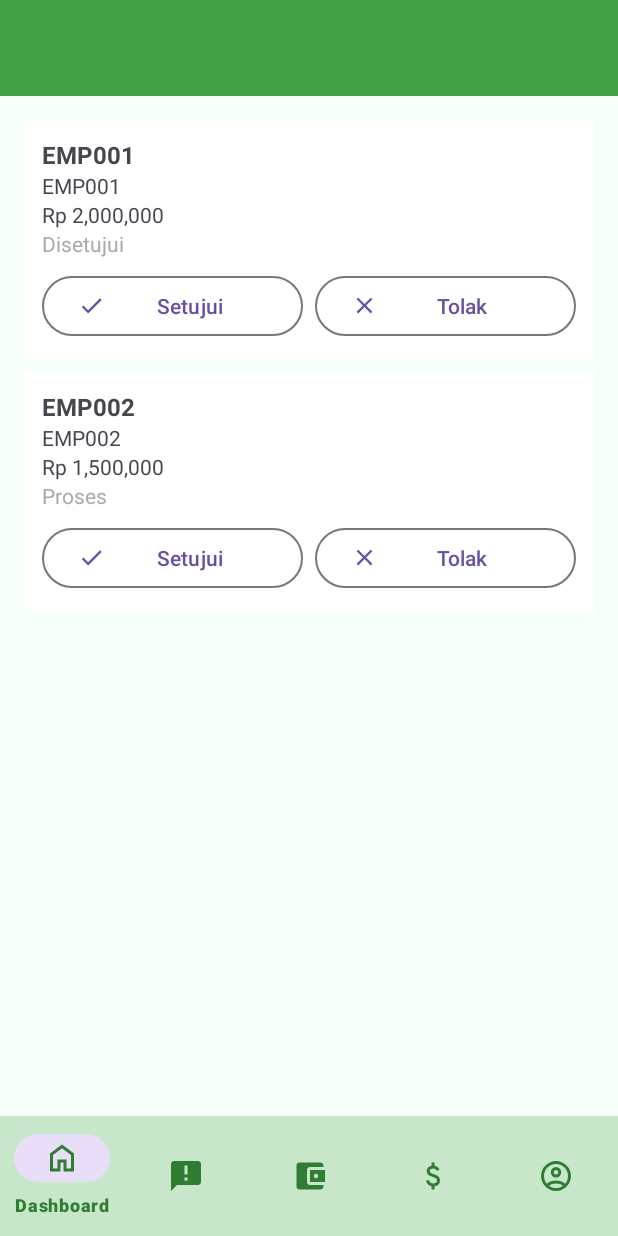
After one commit to YaredMordechai/Projek_MAP, an Android app: the fragment KelolaPinjamanFragment placed in its activity, on a phone screen of 412 x 824 dp. The commit adds this screen. Run offline under Robolectric (Android 15) with nearby library versions, the phone set to English and light mode, and no system bars; 1 statement that could not run was skipped.

Commit message:
Admin bisa approve pinjaman yang sedang proses, dan ada side menu khusus admin

```diff
--- a/app/src/main/java/com/example/projek_map/data/DummyUserData.kt
+++ b/app/src/main/java/com/example/projek_map/data/DummyUserData.kt
@@ -1,5 +1,7 @@
 package com.example.projek_map.data
 
+import android.os.Build
+import androidx.annotation.RequiresApi
 import java.text.SimpleDateFormat
 import java.util.Date
 import java.util.Locale
@@ -31,7 +33,7 @@ data class Pinjaman(
     val kodePegawai: String,
     val jumlah: Int,          // pokok pinjaman
     val tenor: Int,           // bulan
-    val status: String,       // Proses / Disetujui / Ditolak / Lunas
+    var status: String,       // Proses / Disetujui / Ditolak / Lunas
     val bunga: Double = 0.1,  // 10% (dummy)
     val angsuranTerbayar: Int = 0,
 )
@@ -103,6 +105,14 @@ data class Pengumuman(
     val judul: String,
     val isi: String,
     val tanggal: String  // yyyy-MM-dd
+)
+
+data class TransaksiSimpanan(
+    val id: Int,
+    val kodePegawai: String,
+    val jenis: String,      // "Pokok", "Wajib", atau "Sukarela"
+    val jumlah: Double,
+    val tanggal: String
 )
 
 // =====================
@@ -185,6 +195,7 @@ object DummyUserData {
 
     val transaksiSimpananList = mutableListOf<TransaksiSimpanan>()
 
+    @RequiresApi(Build.VERSION_CODES.O)
     fun tambahTransaksiSimpanan(kodePegawai: String, jenis: String, jumlah: Double) {
         val simpanan = simpananList.find { it.kodePegawai == kodePegawai }
         if (simpanan != null) {
@@ -355,6 +366,22 @@ object DummyUserData {
     // =====================
     // Pinjaman helpers (dummy)
     // =====================
+
+    fun approvePinjaman(id: Int) {
+        var pinjaman = pinjamanList.find { it.id == id }
+        pinjaman?.let {
+            it.status = "Disetujui"
+            println("Pinjaman ${it.kodePegawai} disetujui oleh admin.")
+        }
+    }
+
+    fun rejectPinjaman(id: Int) {
+        var pinjaman = pinjamanList.find { it.id == id }
+        pinjaman?.let {
+            it.status = "Ditolak"
+            println("Pinjaman ${it.kodePegawai} ditolak oleh admin.")
+        }
+    }
 
     fun getNextPinjamanId(): Int = (pinjamanList.maxOfOrNull { it.id } ?: 0) + 1
 
--- a/app/src/main/java/com/example/projek_map/data/TransaksiSimpanan.kt
+++ /dev/null
@@ -1,9 +0,0 @@
-package com.example.projek_map.data
-
-data class TransaksiSimpanan(
-    val id: Int,
-    val kodePegawai: String,
-    val jenis: String,      // "Pokok", "Wajib", atau "Sukarela"
-    val jumlah: Double,
-    val tanggal: String
-)
--- a/app/src/main/java/com/example/projek_map/ui/MainActivity.kt
+++ b/app/src/main/java/com/example/projek_map/ui/MainActivity.kt
@@ -94,6 +94,10 @@ class MainActivity : AppCompatActivity() {
                         toolbar.title = "Kelola Simpanan"
                         loadFragment(KelolaSimpananFragment())
                     }
+                    R.id.navigation_kelola_pinjaman -> {
+                        toolbar.title = "Kelola Pinjaman"
+                        loadFragment(KelolaPinjamanFragment())
+                    }
                 }
                 drawerLayout.closeDrawer(GravityCompat.START)
                 true
--- /dev/null
+++ b/app/src/main/java/com/example/projek_map/ui/adapters/KelolaPinjamanAdapter.kt
@@ -0,0 +1,46 @@
+package com.example.projek_map.ui.adapters
+
+import android.view.LayoutInflater
+import android.view.View
+import android.view.ViewGroup
+import android.widget.TextView
+import androidx.recyclerview.widget.RecyclerView
+import com.example.projek_map.R
+import com.example.projek_map.data.Pinjaman
+import com.google.android.material.button.MaterialButton
+
+class KelolaPinjamanAdapter(
+    private val pinjamanList: MutableList<Pinjaman>,
+    private val onApprove: (Pinjaman) -> Unit,
+    private val onReject: (Pinjaman) -> Unit
+) : RecyclerView.Adapter<KelolaPinjamanAdapter.ViewHolder>() {
+
+    inner class ViewHolder(view: View) : RecyclerView.ViewHolder(view) {
+        val tvNamaPemohon: TextView = view.findViewById(R.id.tvNamaPemohon)
+        val tvKodePegawai: TextView = view.findViewById(R.id.tvKodePegawai)
+        val tvJumlahPinjaman: TextView = view.findViewById(R.id.tvJumlahPinjaman)
+        val tvStatusPinjaman: TextView = view.findViewById(R.id.tvStatusPinjaman)
+        val btnApprove: MaterialButton = view.findViewById(R.id.btnApprove)
+        val btnReject: MaterialButton = view.findViewById(R.id.btnReject)
+    }
+
+    override fun onCreateViewHolder(parent: ViewGroup, viewType: Int): ViewHolder {
+        val view = LayoutInflater.from(parent.context)
+            .inflate(R.layout.item_pinjaman_admin, parent, false)
+        return ViewHolder(view)
+    }
+
+    override fun onBindViewHolder(holder: ViewHolder, position: Int) {
+        val pinjaman = pinjamanList[position]
+
+        holder.tvNamaPemohon.text = pinjaman.kodePegawai
+        holder.tvKodePegawai.text = pinjaman.kodePegawai
+        holder.tvJumlahPinjaman.text = "Rp %,.0f".format(pinjaman.jumlah.toDouble())
+        holder.tvStatusPinjaman.text = pinjaman.status
+
+        holder.btnApprove.setOnClickListener { onApprove(pinjaman) }
+        holder.btnReject.setOnClickListener { onReject(pinjaman) }
+    }
+
+    override fun getItemCount() = pinjamanList.size
+}
--- /dev/null
+++ b/app/src/main/java/com/example/projek_map/ui/fragments/KelolaPinjamanFragment.kt
@@ -0,0 +1,66 @@
+package com.example.projek_map.ui.fragments
+
+import android.app.AlertDialog
+import android.os.Bundle
+import android.view.LayoutInflater
+import android.view.View
+import android.view.ViewGroup
+import android.widget.Toast
+import androidx.fragment.app.Fragment
+import androidx.recyclerview.widget.LinearLayoutManager
+import androidx.recyclerview.widget.RecyclerView
+import com.example.projek_map.R
+import com.example.projek_map.data.DummyUserData
+import com.example.projek_map.data.Pinjaman
+import com.example.projek_map.ui.adapters.KelolaPinjamanAdapter
+
+class KelolaPinjamanFragment : Fragment() {
+
+    private lateinit var rvPinjaman: RecyclerView
+    private lateinit var adapter: KelolaPinjamanAdapter
+
+    override fun onCreateView(
+        inflater: LayoutInflater, container: ViewGroup?,
+        savedInstanceState: Bundle?
+    ): View {
+        val view = inflater.inflate(R.layout.fragment_kelola_pinjaman, container, false)
+
+        rvPinjaman = view.findViewById(R.id.rvKelolaPinjaman)
+        rvPinjaman.layoutManager = LinearLayoutManager(requireContext())
+
+        adapter = KelolaPinjamanAdapter(
+            DummyUserData.pinjamanList.toMutableList(),
+            onApprove = { pinjaman -> showApprovalDialog(pinjaman, true) },
+            onReject = { pinjaman -> showApprovalDialog(pinjaman, false) }
+        )
+
+        rvPinjaman.adapter = adapter
+        return view
+    }
+
+    private fun showApprovalDialog(pinjaman: Pinjaman, approve: Boolean) {
+        val actionText = if (approve) "Setujui" else "Tolak"
+
+        AlertDialog.Builder(requireContext())
+            .setTitle("$actionText Pinjaman")
+            .setMessage("Apakah kamu yakin ingin $actionText pinjaman dari ${pinjaman.kodePegawai}?")
+            .setPositiveButton(actionText) { _, _ ->
+                if (approve) DummyUserData.approvePinjaman(pinjaman.id)
+                else DummyUserData.rejectPinjaman(pinjaman.id)
+
+                adapter.notifyDataSetChanged()
+                Toast.makeText(
+                    requireContext(),
+                    "Pinjaman ${pinjaman.kodePegawai} telah ${if (approve) "disetujui" else "ditolak"}.",
+                    Toast.LENGTH_SHORT
+                ).show()
+            }
+            .setNegativeButton("Batal", null)
+            .show()
+    }
+
+    override fun onResume() {
+        super.onResume()
+        adapter.notifyDataSetChanged()
+    }
+}
--- /dev/null
+++ b/app/src/main/res/drawable/ic_check.xml
@@ -0,0 +1,5 @@
+<vector xmlns:android="http://schemas.android.com/apk/res/android" android:height="24dp" android:tint="#000000" android:viewportHeight="24" android:viewportWidth="24" android:width="24dp">
+
+    <path android:fillColor="@android:color/white" android:pathData="M9,16.17L4.83,12l-1.42,1.41L9,19 21,7l-1.41,-1.41z"/>
+
+</vector>
--- /dev/null
+++ b/app/src/main/res/drawable/ic_close.xml
@@ -0,0 +1,5 @@
+<vector xmlns:android="http://schemas.android.com/apk/res/android" android:height="24dp" android:tint="#000000" android:viewportHeight="24" android:viewportWidth="24" android:width="24dp">
+
+    <path android:fillColor="@android:color/white" android:pathData="M19,6.41L17.59,5 12,10.59 6.41,5 5,6.41 10.59,12 5,17.59 6.41,19 12,13.41 17.59,19 19,17.59 13.41,12z"/>
+
+</vector>
--- /dev/null
+++ b/app/src/main/res/layout/fragment_kelola_pinjaman.xml
@@ -0,0 +1,17 @@
+<?xml version="1.0" encoding="utf-8"?>
+<LinearLayout xmlns:android="http://schemas.android.com/apk/res/android"
+    xmlns:app="http://schemas.android.com/apk/res-auto"
+    android:orientation="vertical"
+    android:padding="16dp"
+    android:layout_width="match_parent"
+    android:layout_height="match_parent"
+    android:background="#F5FFF8">
+
+    <androidx.recyclerview.widget.RecyclerView
+        android:id="@+id/rvKelolaPinjaman"
+        android:layout_width="match_parent"
+        android:layout_height="match_parent"
+        android:clipToPadding="false"
+        android:paddingBottom="16dp" />
+
+</LinearLayout>
--- /dev/null
+++ b/app/src/main/res/layout/item_pinjaman_admin.xml
@@ -0,0 +1,63 @@
+<?xml version="1.0" encoding="utf-8"?>
+<LinearLayout xmlns:android="http://schemas.android.com/apk/res/android"
+    xmlns:app="http://schemas.android.com/apk/res-auto"
+    android:orientation="vertical"
+    android:padding="12dp"
+    android:layout_width="match_parent"
+    android:layout_height="wrap_content"
+    android:background="@android:color/white"
+    android:layout_marginBottom="8dp">
+
+    <TextView
+        android:id="@+id/tvNamaPemohon"
+        android:text="Nama Pemohon: -"
+        android:textSize="16sp"
+        android:textStyle="bold"
+        android:layout_width="wrap_content"
+        android:layout_height="wrap_content" />
+
+    <TextView
+        android:id="@+id/tvKodePegawai"
+        android:text="Kode Pegawai: -"
+        android:layout_width="wrap_content"
+        android:layout_height="wrap_content" />
+
+    <TextView
+        android:id="@+id/tvJumlahPinjaman"
+        android:text="Rp 0"
+        android:layout_width="wrap_content"
+        android:layout_height="wrap_content" />
+
+    <TextView
+        android:id="@+id/tvStatusPinjaman"
+        android:text="Status: Menunggu"
+        android:textColor="@android:color/darker_gray"
+        android:layout_width="wrap_content"
+        android:layout_height="wrap_content" />
+
+    <LinearLayout
+        android:orientation="horizontal"
+        android:layout_width="match_parent"
+        android:layout_height="wrap_content"
+        android:layout_marginTop="8dp">
+
+        <com.google.android.material.button.MaterialButton
+            android:id="@+id/btnApprove"
+            android:text="Setujui"
+            android:layout_width="0dp"
+            android:layout_height="wrap_content"
+            android:layout_weight="1"
+            app:icon="@drawable/ic_check"
+            style="?attr/materialButtonOutlinedStyle"/>
+
+        <com.google.android.material.button.MaterialButton
+            android:id="@+id/btnReject"
+            android:text="Tolak"
+            android:layout_width="0dp"
+            android:layout_height="wrap_content"
+            android:layout_weight="1"
+            app:icon="@drawable/ic_close"
+            android:layout_marginStart="8dp"
+            style="?attr/materialButtonOutlinedStyle"/>
+    </LinearLayout>
+</LinearLayout>
--- a/app/src/main/res/menu/side_menu_admin.xml
+++ b/app/src/main/res/menu/side_menu_admin.xml
@@ -11,6 +11,11 @@
             android:id="@+id/navigation_kelola_simpanan"
             android:icon="@drawable/ic_simpanan"
             android:title="Kelola Simpanan" />
+
+        <item
+            android:id="@+id/navigation_kelola_pinjaman"
+            android:icon="@drawable/ic_pinjaman"
+            android:title="Kelola Pinjaman" />
+
     </group>
-
 </menu>
```
